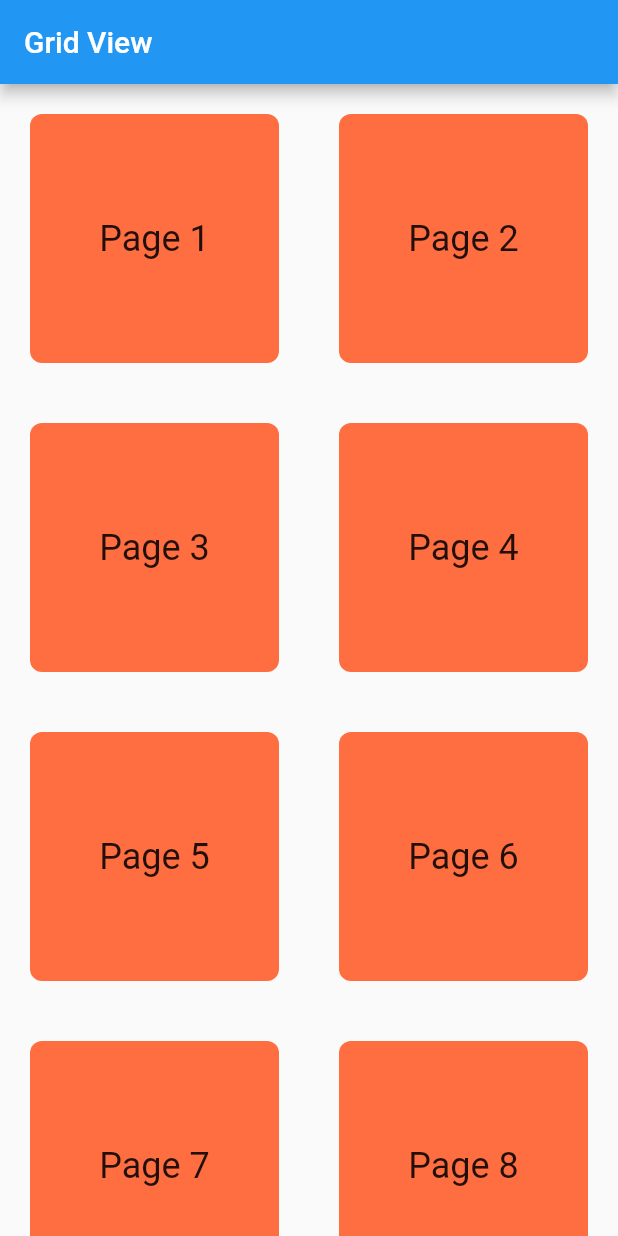
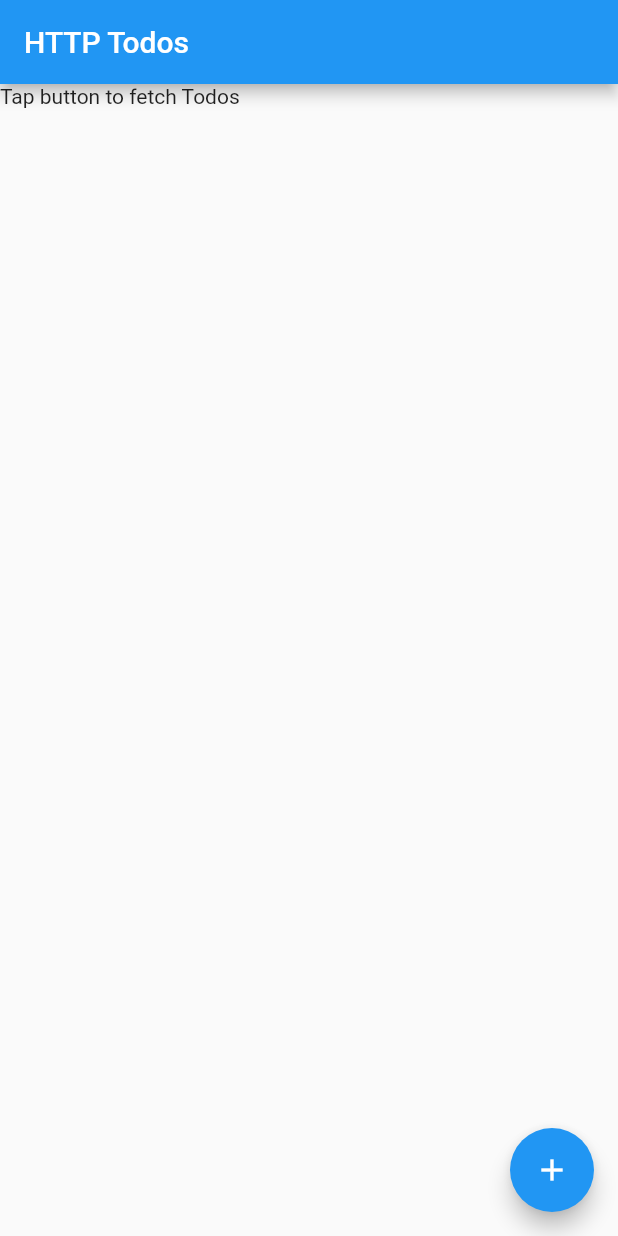
Before and after one commit to is767-1-2021/wantiwa, a Flutter app: the screen it shows after launch, on a phone screen of 412 x 824 dp. Run offline on Flutter 3.47's test engine with Material 2 defaults, Android fonts, the phone set to English and light mode, and no system bars; accounts and stored records are empty; project files that could hold a hidden picture were left out.

Commit message:
Todos with http, services, controller

```diff
--- /dev/null
+++ b/first_app/lib/controllers/todo.dart
@@ -0,0 +1,21 @@
+import 'dart:async';
+
+import 'package:first_app/model/todo.dart';
+import 'package:first_app/services/services.dart';
+
+class TodoController {
+  final HttpServices service;
+  List<Todo> todos = List.empty();
+
+  StreamController<bool> onSyncController = StreamController();
+  Stream<bool> get onSync => onSyncController.stream;
+
+  TodoController(this.service);
+
+  Future<List<Todo>> fectTodos() async {
+    onSyncController.add(true);
+    todos = await service.getTodos();
+    onSyncController.add(false);
+    return todos;
+  }
+}
--- a/first_app/lib/main.dart
+++ b/first_app/lib/main.dart
@@ -1,5 +1,8 @@
+import 'package:first_app/controllers/todo.dart';
 import 'package:first_app/model/first_form_model.dart';
 import 'package:first_app/pages/eighth_page.dart';
+import 'package:first_app/pages/todo_page.dart';
+import 'package:first_app/services/services.dart';
 import 'package:flutter/material.dart';
 import 'package:provider/provider.dart';
 
@@ -12,16 +15,35 @@
 import 'pages/third_page.dart';
 
 void main() {
-  runApp(
-    MultiProvider(
-      providers: [
-        ChangeNotifierProvider(
-      create: (context) => FirstFormModel(),
-        ),
-      ],
-      child: MyApp(),
-    ),
-  );
+  var services = HttpServices();
+  var controller = TodoController(services);
+
+  //runApp(
+  //  MultiProvider(
+    //  providers: [
+      //  ChangeNotifierProvider(
+      //create: (context) => FirstFormModel(),
+        //),
+      //],
+     // child: MyApp(),
+    //),
+ // );
+//}
+  runApp(TodoApp(controller: controller));
+}
+
+class TodoApp extends StatelessWidget {
+  final TodoController controller;
+  TodoApp({required this.controller});
+
+  @override
+  Widget build(BuildContext context) {
+    return MaterialApp(
+      home: TodoPage(
+        controller: controller,
+      ),
+    );
+  }
 }
 
 class MyApp extends StatelessWidget {
--- /dev/null
+++ b/first_app/lib/model/todo.dart
@@ -0,0 +1,32 @@
+class Todo {
+  final int userId;
+  final int id;
+  final String title;
+  bool completed;
+
+  Todo(this.userId, this.id, this.title, this.completed);
+
+  factory Todo.fromJson(
+    Map<String, dynamic> json,
+  ) {
+    return Todo(
+      json['userId'] as int,
+      json['id'] as int,
+      json['title'] as String,
+      json['completed'] as bool,
+    );
+  }
+}
+
+class AllTodos {
+  final List<Todo> todos;
+  AllTodos(this.todos);
+
+  factory AllTodos.fromJson(List<dynamic> json) {
+    List<Todo> todos;
+
+    todos = json.map((index) => Todo.fromJson(index)).toList();
+
+    return AllTodos(todos);
+  }
+}
--- /dev/null
+++ b/first_app/lib/pages/todo_page.dart
@@ -0,0 +1,67 @@
+import 'package:first_app/controllers/todo.dart';
+import 'package:first_app/model/todo.dart';
+import 'package:flutter/material.dart';
+
+class TodoPage extends StatefulWidget{
+  final TodoController controller;
+
+  TodoPage({required this.controller});
+
+  @override
+  _TodoPageState createState() => _TodoPageState();
+}
+
+class _TodoPageState extends State<TodoPage> {
+  List<Todo> todos = List.empty();
+  bool isLoading = false;
+
+  @override
+  void initState() {
+    super.initState();
+
+    widget.controller.onSync.listen(
+      (bool synState) => setState(() => isLoading = synState )
+    );
+  }
+
+  void _getTodos() async {
+    var newTodos = await widget.controller.fectTodos();
+
+    setState(() {
+      todos = newTodos;
+    });
+  }
+
+  Widget get body => isLoading
+  ? CircularProgressIndicator()
+  : ListView.builder(
+    itemCount: todos.isEmpty ? 1 : todos.length,
+    itemBuilder: (context, index) {
+      if (todos.isEmpty) {
+        return Text ("Tap button to fetch Todos");
+      }
+
+      return CheckboxListTile(
+        onChanged: null,
+        value: todos[index].completed,
+        title: Text(todos[index].title),
+      );
+    },
+  );
+
+  @override
+  Widget build(BuildContext context) {
+    return Scaffold(
+      appBar: AppBar(
+        title: Text('HTTP Todos'),
+      ),
+      body: Center(
+        child: body,
+      ),
+      floatingActionButton: FloatingActionButton(
+        onPressed: _getTodos,
+        child: Icon(Icons.add),
+      ),
+    );
+  }
+}
--- /dev/null
+++ b/first_app/lib/services/services.dart
@@ -0,0 +1,24 @@
+import 'dart:convert';
+
+import 'package:first_app/model/todo.dart';
+import 'package:http/http.dart';
+
+class HttpServices {
+  Client client = Client();
+
+  Future<List<Todo>> getTodos() async {
+    final response = await client.get(Uri.parse(
+      'https://jsonplaceholder.typicode.com/todos',
+    ));
+
+    if (response.statusCode == 200) {
+      var all = AllTodos.fromJson(
+        json.decode(response.body),
+      );
+
+      return all.todos;
+    }
+
+    throw Exception('Failed to load todos');
+  }
+}
--- a/first_app/pubspec.yaml
+++ b/first_app/pubspec.yaml
@@ -15,6 +15,7 @@
   flutter_launcher_icons: ^0.9.2
   provider: ^6.0.1
   web_socket_channel: ^2.1.0
+  http: ^0.13.3
 
 
 dev_dependencies:
```
Also changed, not shown: first_app/pubspec.lock.
